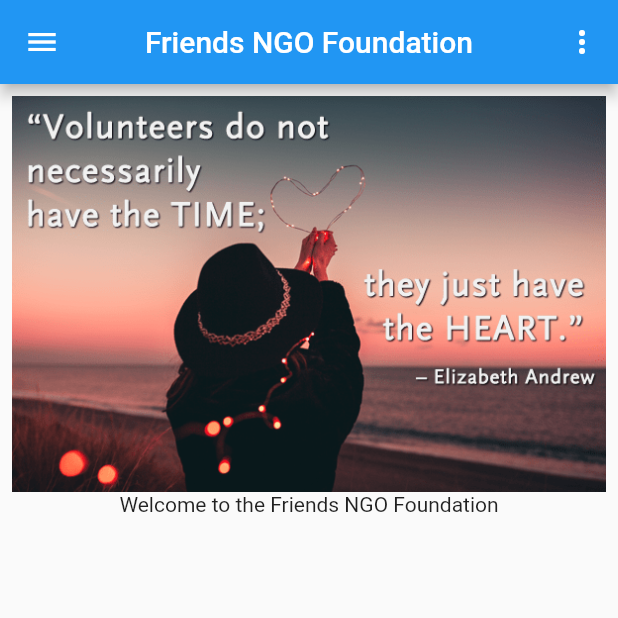
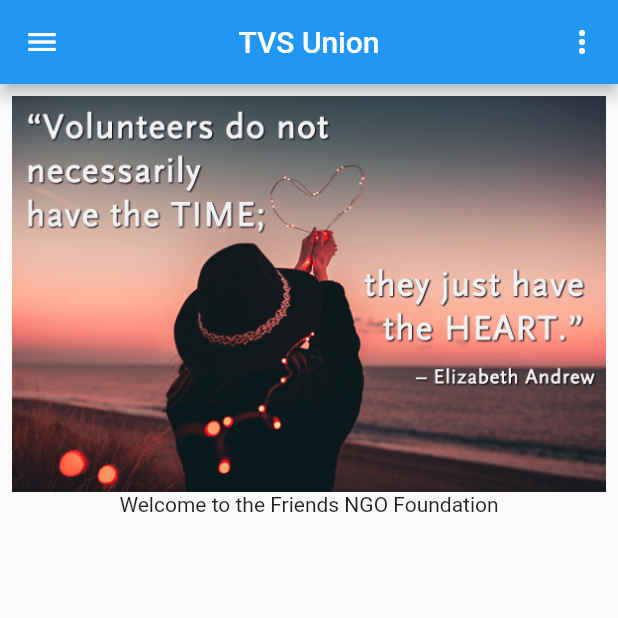
Before and after one commit to TadakaSuryaTeja/tvs_flutter_app, a Flutter app: the screen it shows after launch, on a phone screen of 412 x 824 dp, the top half of it. Run offline on Flutter 3.47's test engine with Material 2 defaults, Android fonts, the light colour scheme and no system bars.

Commit message:
sumanths first change -> changed title name (#11)

```diff
--- a/lib/main.dart
+++ b/lib/main.dart
@@ -10,7 +10,7 @@ class MyApp extends StatelessWidget {
       home: Scaffold(
         appBar: AppBar(
           centerTitle: true,
-          title: const Text('Friends NGO Foundation'),
+          title: const Text('TVS Union'),
           leading: GestureDetector(
             onTap: () {/* Write listener code here */},
             child: Icon(
```
